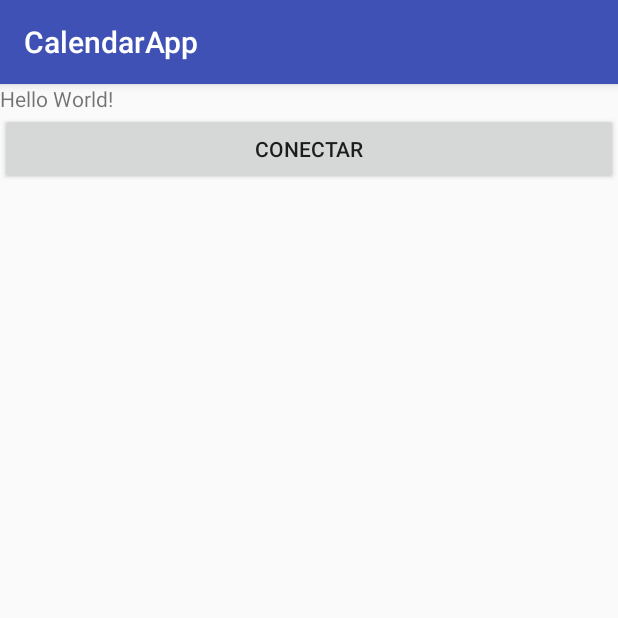
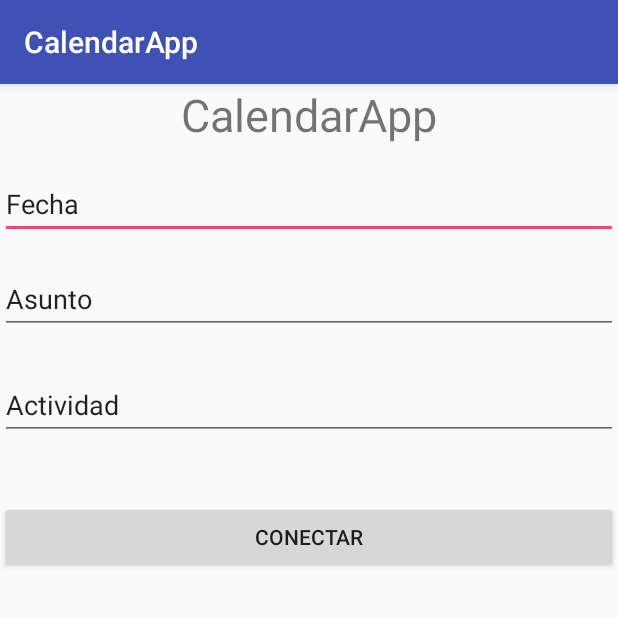
Before and after one commit to Manu8083/AppCalendar, an Android app: the screen it shows after launch (MainActivity), on a phone screen of 412 x 824 dp, the top half of it. Run offline under Robolectric (Android 15) with nearby library versions, the phone set to English and light mode, and no system bars.

Commit message:
Se arreglo el layout y se esta trabajando para pintar los datos y guardar datos.

```diff
--- a/app/build.gradle
+++ b/app/build.gradle
@@ -26,4 +26,7 @@ dependencies {
     androidTestImplementation 'com.android.support.test:runner:1.0.1'
     androidTestImplementation 'com.android.support.test.espresso:espresso-core:3.0.1'
     implementation files('/Users/manutromero/Documents/Universidad/Sexto Semestre/PlataformasMoviles2/Actividad3/Aplicacion/Librerias/mysql-connector-java-5.1.45/mysql-connector-java-5.1.45-bin.jar')
+    compile 'com.android.support.constraint:constraint-layout:1.0.2'
+
+
 }
--- a/app/src/main/java/com/umb/manutromero/calendarapp/BDConnection.java
+++ b/app/src/main/java/com/umb/manutromero/calendarapp/BDConnection.java
@@ -3,6 +3,7 @@ package com.umb.manutromero.calendarapp;
 import java.sql.Connection;
 import java.sql.DriverManager;
 import java.sql.SQLException;
+
 
 /**
  * Created by manutromero on 2/01/18.
@@ -42,7 +43,4 @@ public class BDConnection {
         }
         return connection;
     };
-
-
-
 }
--- a/app/src/main/java/com/umb/manutromero/calendarapp/MainActivity.java
+++ b/app/src/main/java/com/umb/manutromero/calendarapp/MainActivity.java
@@ -7,6 +7,7 @@ import android.os.StrictMode;
 import android.support.v7.app.AppCompatActivity;
 import android.view.View;
 import android.widget.Button;
+import android.widget.TextView;
 
 import java.sql.Connection;
 import java.sql.ResultSet;
@@ -20,10 +21,12 @@ public class MainActivity extends AppCompatActivity {
     protected void onCreate(Bundle savedInstanceState) {
         super.onCreate(savedInstanceState);
         setContentView(R.layout.activity_main);
+
         if (android.os.Build.VERSION.SDK_INT > 9) {
             StrictMode.ThreadPolicy policy = new StrictMode.ThreadPolicy.Builder().permitAll().build();
             StrictMode.setThreadPolicy(policy);
         }
+
 
 
         Button mick;
@@ -32,6 +35,8 @@ public class MainActivity extends AppCompatActivity {
         mick.setOnClickListener(new View.OnClickListener(){
             @Override
             public void onClick(View view) {
+                TextView PrintData, PrintAsunto, PrintActividad;
+                String Datafecha, DataAsunto, DataActividad;
 
                 BDConnection BDConnection = new BDConnection(); // se crea la instacia de la clase que tiene el codigo de conexion
                 Connection conexion = BDConnection.BDConnection(); //Se ejecuta la funcion de conectar.
@@ -40,20 +45,37 @@ public class MainActivity extends AppCompatActivity {
                     try{
                         Statement sentencia = conexion.createStatement();
                         ResultSet rs = sentencia.executeQuery("SELECT * FROM Agenda;");
+
                         while (rs.next()){
-                            System.out.println(rs.getInt(1) + " " + rs.getString(2) + " " + rs.getString(3));
+                            //LayoutInflater inflater = LayoutInflater.from();
+                            int id = R.layout.activity_main;
+                            //RelativeLayout relativeLayout = (RelativeLayout) inflater.inflate(id, null, false);
+
+
+                            Datafecha = rs.getString(2);
+                            DataAsunto = rs.getString(3);
+                            DataActividad = rs.getString(4);
+
+                            PrintData = (TextView)findViewById(R.id.ViewFecha);
+                            PrintAsunto = (TextView)findViewById(R.id.ViewAsunto);
+                            PrintActividad = (TextView)findViewById(R.id.ViewActividad);
+
+                            //PrintData = (TextView) relativeLayout.findViewById(R.id.ViewFecha);
+
+                            PrintData.setText(Datafecha);
+                            PrintAsunto.setText(DataAsunto);
+                            PrintActividad.setText(DataActividad);
+
+                            System.out.println(rs.getInt(1) + " " + rs.getString(2) + " " + rs.getString(3) + " " + rs.getString(4));
+
                         }
                     }
                     catch (SQLException e){
                         e.printStackTrace();
-
                     }
-
-
-
             }
-
 
         });
     };
+
 }
--- a/app/src/main/res/layout/activity_main.xml
+++ b/app/src/main/res/layout/activity_main.xml
@@ -4,29 +4,116 @@
     xmlns:tools="http://schemas.android.com/tools"
     android:layout_width="match_parent"
     android:layout_height="match_parent"
+    android:minHeight="0dp"
     tools:context="com.umb.manutromero.calendarapp.MainActivity">
 
-    <LinearLayout
+    <TextView
+        android:id="@+id/Calendario"
         android:layout_width="match_parent"
-        android:layout_height="match_parent"
-        android:orientation="vertical">
+        android:layout_height="wrap_content"
+        android:text="@string/app_name"
+        android:textAlignment="center"
+        android:textSize="30sp"
+        app:layout_constraintBottom_toBottomOf="parent"
+        app:layout_constraintHorizontal_bias="0.0"
+        app:layout_constraintLeft_toLeftOf="parent"
+        app:layout_constraintRight_toRightOf="parent"
+        app:layout_constraintTop_toTopOf="parent"
+        app:layout_constraintVertical_bias="0.0" />
 
-        <TextView
+    <EditText
+        android:id="@+id/editFecha"
+        android:layout_width="0dp"
+        android:layout_height="46dp"
+        android:layout_marginTop="8dp"
+        android:ems="10"
+        android:inputType="textPersonName"
+        android:text="@string/titleDate"
+        app:layout_constraintBottom_toTopOf="@+id/editAsunto"
+        app:layout_constraintEnd_toEndOf="parent"
+        app:layout_constraintHorizontal_bias="0.0"
+        app:layout_constraintStart_toStartOf="parent"
+        app:layout_constraintTop_toBottomOf="@+id/Calendario" />
+
+    <EditText
+        android:id="@+id/editAsunto"
+        android:layout_width="0dp"
+        android:layout_height="46dp"
+        android:layout_marginTop="8dp"
+        android:ems="10"
+        android:inputType="textPersonName"
+        android:text="@string/titleAsunto"
+        app:layout_constraintBottom_toTopOf="@+id/editActividad"
+        app:layout_constraintEnd_toEndOf="parent"
+        app:layout_constraintStart_toStartOf="parent"
+        app:layout_constraintTop_toBottomOf="@+id/editFecha" />
+
+    <EditText
+        android:id="@+id/editActividad"
+        android:layout_width="0dp"
+        android:layout_height="46dp"
+        android:layout_marginBottom="24dp"
+        android:layout_marginTop="16dp"
+        android:ems="10"
+        android:inputType="textPersonName"
+        android:text="@string/titleActividad"
+        app:layout_constraintBottom_toTopOf="@+id/conectarDB"
+        app:layout_constraintEnd_toEndOf="parent"
+        app:layout_constraintStart_toStartOf="parent"
+        app:layout_constraintTop_toBottomOf="@+id/editAsunto" />
+
+    <Button
+        android:id="@+id/conectarDB"
+        android:layout_width="0dp"
+        android:layout_height="wrap_content"
+        android:layout_marginTop="8dp"
+        android:text="@string/conectar"
+        app:layout_constraintBottom_toTopOf="@+id/scrollView2"
+        app:layout_constraintEnd_toEndOf="parent"
+        app:layout_constraintStart_toStartOf="parent"
+        app:layout_constraintTop_toBottomOf="@+id/editActividad" />
+
+    <ScrollView
+        android:id="@+id/scrollView2"
+        android:layout_width="0dp"
+        android:layout_height="424dp"
+        app:layout_constraintBottom_toBottomOf="parent"
+        app:layout_constraintEnd_toEndOf="parent"
+        app:layout_constraintStart_toStartOf="parent"
+        app:layout_constraintTop_toBottomOf="@+id/conectarDB">
+
+        <LinearLayout
             android:layout_width="match_parent"
             android:layout_height="wrap_content"
-            android:text="Hello World!"
-            app:layout_constraintBottom_toBottomOf="parent"
-            app:layout_constraintLeft_toLeftOf="parent"
-            app:layout_constraintRight_toRightOf="parent"
-            app:layout_constraintTop_toTopOf="parent" />
+            android:orientation="vertical"
+            tools:ignore="MissingConstraints"
+            tools:layout_editor_absoluteX="0dp"
+            tools:layout_editor_absoluteY="219dp">
 
-        <Button
-            android:id="@+id/conectarDB"
-            android:layout_width="match_parent"
-            android:layout_height="wrap_content"
-            android:text="Conectar"
-            tools:layout_editor_absoluteX="148dp"
-            tools:layout_editor_absoluteY="280dp" />
-    </LinearLayout>
+            <TextView
+                android:id="@+id/ViewFecha"
+                android:layout_width="match_parent"
+                android:layout_height="wrap_content"
+                android:textAlignment="center"
+                android:textSize="25sp" />
+
+            <TextView
+                android:id="@+id/ViewAsunto"
+                android:layout_width="match_parent"
+                android:layout_height="wrap_content"
+                android:textAlignment="center"
+                android:textSize="25sp" />
+
+            <TextView
+                android:id="@+id/ViewActividad"
+                android:layout_width="match_parent"
+                android:layout_height="wrap_content"
+                android:textAlignment="center"
+                android:textSize="25sp"
+                tools:layout_editor_absoluteX="8dp"
+                tools:layout_editor_absoluteY="493dp" />
+
+        </LinearLayout>
+    </ScrollView>
 
 </android.support.constraint.ConstraintLayout>
--- a/app/src/main/res/values/strings.xml
+++ b/app/src/main/res/values/strings.xml
@@ -1,3 +1,7 @@
 <resources>
     <string name="app_name">CalendarApp</string>
+    <string name="conectar">Conectar</string>
+    <string name="titleDate">Fecha</string>
+    <string name="titleAsunto">Asunto</string>
+    <string name="titleActividad">Actividad</string>
 </resources>
```
